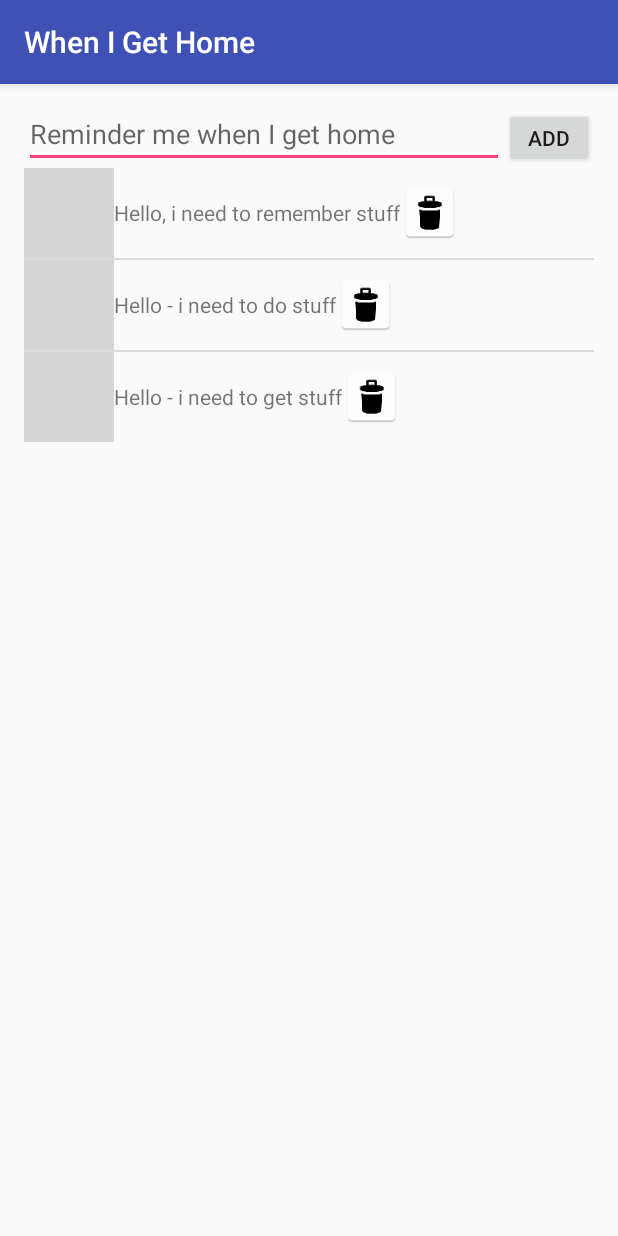
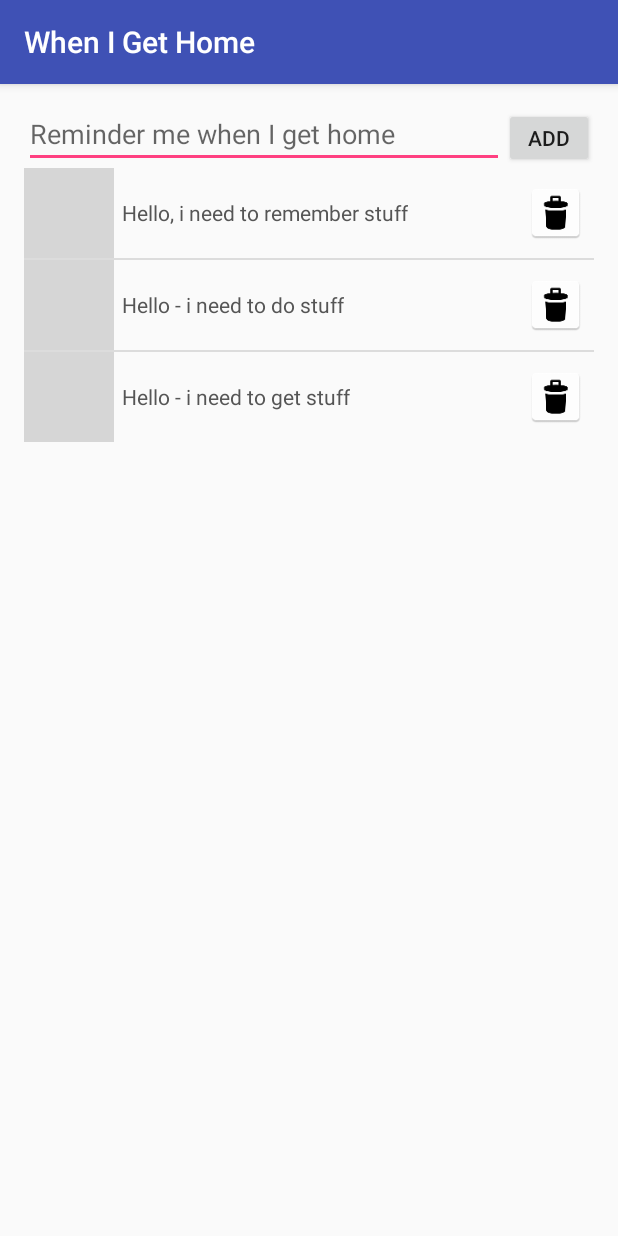
Before and after one commit to robbiebowman/When-I-Get-Home, an Android app: the screen it shows after launch (MainActivity), on a phone screen of 412 x 824 dp. Run offline under Robolectric (Android 15) with nearby library versions, the phone set to English and light mode, and no system bars; grey boxes are pictures that could not be loaded.

Commit message:
Align rubbish icon to right hand side

```diff
--- a/app/src/main/res/layout/reminder.xml
+++ b/app/src/main/res/layout/reminder.xml
@@ -1,5 +1,5 @@
 <?xml version="1.0" encoding="utf-8"?>
-<LinearLayout xmlns:android="http://schemas.android.com/apk/res/android"
+<RelativeLayout xmlns:android="http://schemas.android.com/apk/res/android"
     android:id="@+id/noteItem"
     android:orientation="horizontal"
     android:layout_width="match_parent"
@@ -10,12 +10,21 @@
         android:layout_height="60dp"
         android:id="@+id/image"
         android:layout_gravity="center_vertical"
-        android:src="@mipmap/ic_launcher" />
+        android:src="@mipmap/ic_launcher"
+        android:layout_alignParentTop="true"
+        android:layout_alignParentLeft="true"
+        android:layout_alignParentStart="true" />
     <TextView
         android:layout_width="wrap_content"
         android:layout_height="wrap_content"
         android:id="@+id/text"
-        android:layout_gravity="center" />
+        android:layout_gravity="center"
+        android:layout_margin="5dp"
+        android:layout_toRightOf="@+id/image"
+        android:layout_toEndOf="@+id/image"
+        android:layout_centerVertical="true"
+        android:textColor="#555"
+        android:enabled="false" />
 
     <Button
         android:id="@+id/deleteButton"
@@ -24,5 +33,9 @@
         android:gravity="end"
         android:layout_gravity="center_vertical"
         android:background="@mipmap/trash"
-        style="@style/Theme.AppCompat.Light" />
-</LinearLayout>
+        style="@style/Theme.AppCompat.Light"
+        android:layout_centerVertical="true"
+        android:layout_alignParentRight="true"
+        android:layout_alignParentEnd="true"
+        android:layout_margin="5dp" />
+</RelativeLayout>
--- a/build.gradle
+++ b/build.gradle
@@ -5,7 +5,7 @@ buildscript {
         jcenter()
     }
     dependencies {
-        classpath 'com.android.tools.build:gradle:2.1.2'
+        classpath 'com.android.tools.build:gradle:2.1.3'
 
         // NOTE: Do not place your application dependencies here; they belong
         // in the individual module build.gradle files
```
Also changed, not shown: gradle/wrapper/gradle-wrapper.properties.
